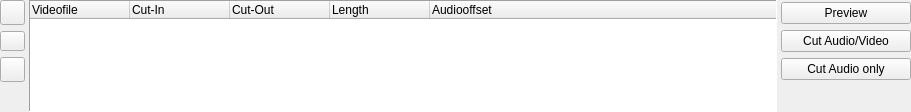
The window that branches/afink/ui/cutlistwidget.ui (BackupTheBerlios/ttcut-svn) describes before a commit, drawn with Qt 5.
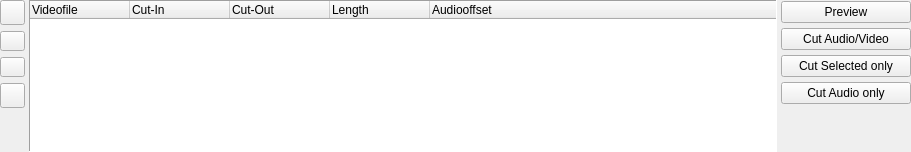
The same window after the commit. Icons and pictures are not drawn.

Commit message: *ADD* cut points can be duplicated *ADD* Several files can be selected in the cutpoint list *ADD* Cut-selected-cutpoints (cut only the cutpoints which are selected) *FIX* Move-up, Move-down, delete, duplicate cut is also possible if several cutpoints are selected *FIX* Next-P-Frame and Previous-P-Frame navigate also to I-Frames

Diff of the .ui file:
```diff
--- a/branches/afink/ui/cutlistwidget.ui
+++ b/branches/afink/ui/cutlistwidget.ui
@@ -6,7 +6,7 @@
     <x>0</x>
     <y>0</y>
     <width>911</width>
-    <height>112</height>
+    <height>152</height>
    </rect>
   </property>
   <property name="minimumSize" >
@@ -136,6 +136,22 @@
        </property>
       </widget>
      </item>
+     <item>
+      <widget class="QPushButton" name="pbCutSelected" >
+       <property name="minimumSize" >
+        <size>
+         <width>130</width>
+         <height>0</height>
+        </size>
+       </property>
+       <property name="text" >
+        <string>Cut Selected only</string>
+       </property>
+       <property name="icon" >
+        <iconset resource="cutlistwidget.qrc" >:/pixmaps/pixmaps/cutav_18.xpm</iconset>
+       </property>
+      </widget>
+     </item>
      <item>
       <widget class="QPushButton" name="pbCutAudio" >
        <property name="minimumSize" >
@@ -227,6 +243,34 @@
        </property>
       </widget>
      </item>
+     <item>
+      <widget class="QPushButton" name="pbEntryDuplicate" >
+       <property name="sizePolicy" >
+        <sizepolicy vsizetype="Fixed" hsizetype="Fixed" >
+         <horstretch>0</horstretch>
+         <verstretch>0</verstretch>
+        </sizepolicy>
+       </property>
+       <property name="minimumSize" >
+        <size>
+         <width>25</width>
+         <height>20</height>
+        </size>
+       </property>
+       <property name="maximumSize" >
+        <size>
+         <width>25</width>
+         <height>25</height>
+        </size>
+       </property>
+       <property name="text" >
+        <string/>
+       </property>
+       <property name="icon" >
+        <iconset resource="cutlistwidget.qrc" >:/pixmaps/pixmaps/editcopy.png</iconset>
+       </property>
+      </widget>
+     </item>
      <item>
       <widget class="QPushButton" name="pbEntryDown" >
        <property name="sizePolicy" >
```
Left out of the diff: 3 changed lines with no effect on the pictures. The commit also changes 10 other files.
